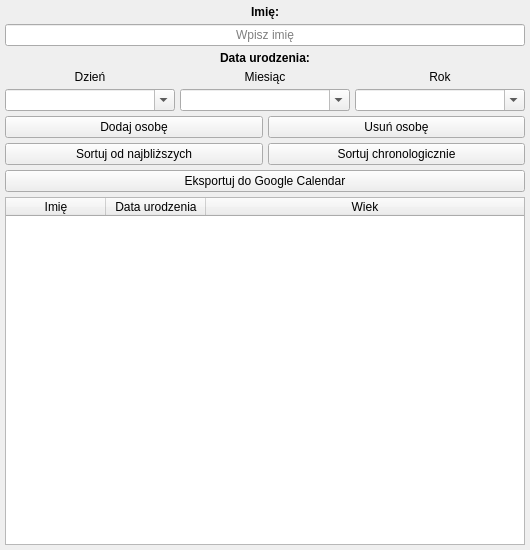
Above: mainwindow.ui from kratagit/birthday-sync-to-calendar before the change. Below: the same form after it.
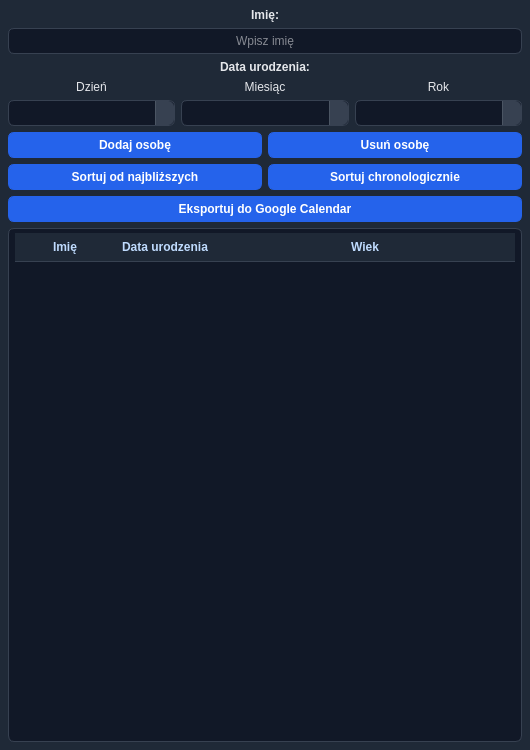
That is the form after the change.

The edit to the form file:
```diff
--- a/mainwindow.ui
+++ b/mainwindow.ui
@@ -7,7 +7,7 @@
     <x>0</x>
     <y>0</y>
     <width>400</width>
-    <height>550</height>
+    <height>750</height>
    </rect>
   </property>
   <property name="minimumSize">
@@ -19,24 +19,148 @@
   <property name="windowTitle">
    <string>Birthday Sync To Calendar</string>
   </property>
+  <property name="styleSheet">
+   <string notr="true">QMainWindow, QWidget {
+    background-color: #1f2937;
+    color: #e5e7eb;
+    font-size: 12px;
+}
+
+QLabel {
+    color: #e5e7eb;
+    font-size: 12px;
+}
+
+QLineEdit, QComboBox, QTableWidget {
+    background-color: #111827;
+    color: #f9fafb;
+    border: 1px solid #374151;
+    border-radius: 6px;
+    padding: 4px 6px;
+    selection-background-color: #2563eb;
+    selection-color: #ffffff;
+}
+
+QLineEdit:focus, QComboBox:focus {
+    border: 1px solid #2563eb;
+}
+
+QComboBox::drop-down {
+    subcontrol-origin: padding;
+    subcontrol-position: top right;
+    width: 18px;
+    background-color: #374151;
+    border-left: 1px solid #4b5563;
+    border-top-right-radius: 6px;
+    border-bottom-right-radius: 6px;
+}
+
+QComboBox::down-arrow {
+    image: none;
+    width: 0px;
+    height: 0px;
+    border-left: 5px solid transparent;
+    border-right: 5px solid transparent;
+    border-top: 6px solid #cbd5e1;
+    margin-right: 2px;
+}
+
+QComboBox QAbstractItemView {
+    background-color: #111827;
+    color: #f9fafb;
+    border: 1px solid #374151;
+    selection-background-color: #2563eb;
+    selection-color: #ffffff;
+    outline: 0;
+}
+
+QPushButton {
+    background-color: #2563eb;
+    color: #ffffff;
+    border: 1px solid #2563eb;
+    border-radius: 6px;
+    padding: 5px 10px;
+    font-weight: 600;
+}
+
+QPushButton:hover {
+    background-color: #1d4ed8;
+}
+
+QPushButton:pressed {
+    background-color: #1e40af;
+}
+
+QHeaderView::section {
+    background-color: #1f2937;
+    color: #bfdbfe;
+    border: 0;
+    border-bottom: 1px solid #374151;
+    padding: 5px;
+    font-weight: 600;
+}
+
+QTableWidget {
+    gridline-color: #374151;
+    alternate-background-color: #0f172a;
+}
+
+QTableWidget::item {
+    padding: 4px;
+    border: none;
+}
+
+QScrollBar:vertical {
+    background: #111827;
+    width: 8px;
+    margin: 0;
+    border-radius: 4px;
+}
+
+QScrollBar::handle:vertical {
+    background: #4b5563;
+    min-height: 20px;
+    border-radius: 4px;
+}
+
+QScrollBar::handle:vertical:hover {
+    background: #6b7280;
+}
+
+QScrollBar::add-line:vertical, QScrollBar::sub-line:vertical,
+QScrollBar::add-page:vertical, QScrollBar::sub-page:vertical {
+    background: none;
+    border: none;
+}
+
+QMessageBox, QInputDialog {
+    background-color: #1f2937;
+}
+
+QToolTip {
+    background-color: #111827;
+    color: #f9fafb;
+    border: 1px solid #374151;
+}</string>
+  </property>
   <widget class="QWidget" name="centralwidget">
    <layout class="QVBoxLayout" name="verticalLayout">
     <!-- Tutaj dodano marginesy (odstępy od krawędzi okna) -->
     <property name="leftMargin">
-     <number>5</number>
+        <number>8</number>
     </property>
     <property name="topMargin">
-     <number>5</number>
+        <number>8</number>
     </property>
     <property name="rightMargin">
-     <number>5</number>
+        <number>8</number>
     </property>
     <property name="bottomMargin">
-     <number>5</number>
+        <number>8</number>
     </property>
     <!-- Tutaj dodano spacing (odstępy między elementami w środku) -->
     <property name="spacing">
-     <number>5</number>
+        <number>6</number>
     </property>
     
     <item>
```
